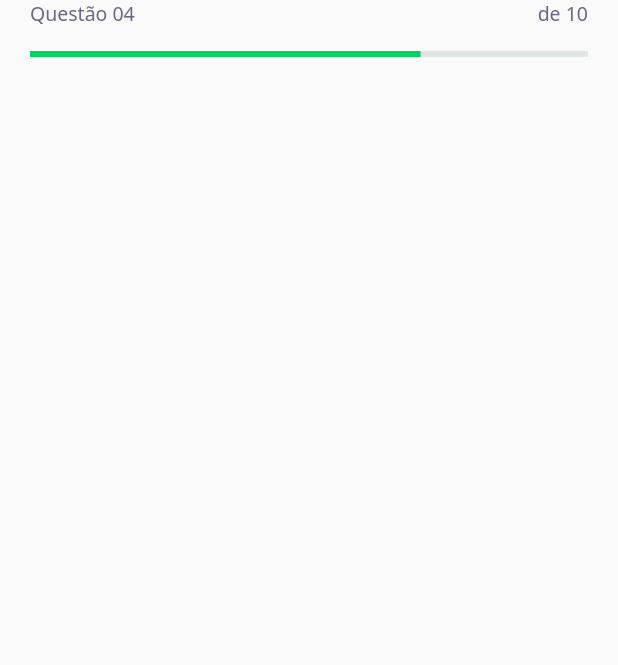
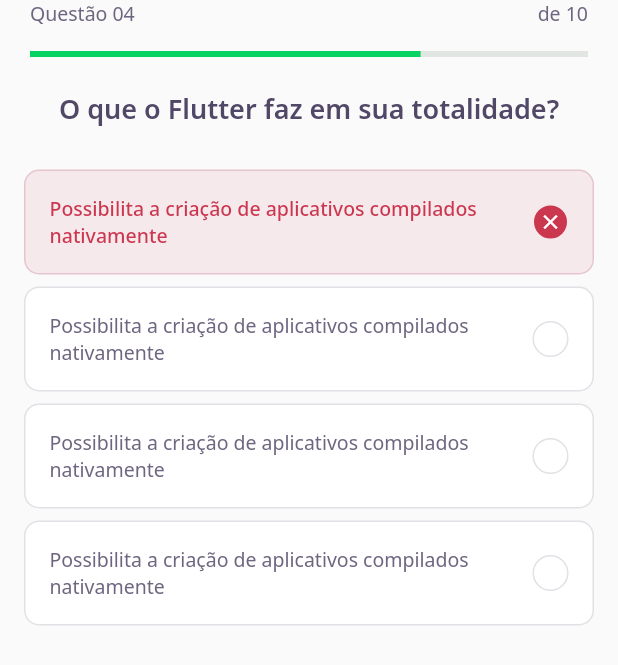
Before and after one commit to HERuppel/nlw5-flutter, a Flutter app: the screen it shows after launch, on a phone screen of 412 x 824 dp. Shown: the top 665 px of the screen. Run offline on Flutter 3.47's test engine with Material 2 defaults, Android fonts, the light colour scheme and no system bars; our stand-ins replace google_fonts.

Commit message:
feat(quiz): quiz widget to challenge page

```diff
--- a/lib/challenge/challenge_page.dart
+++ b/lib/challenge/challenge_page.dart
@@ -1,5 +1,6 @@
 import 'package:flutter/material.dart';
 import 'package:nlw5/challenge/widgets/question_indicator/question_indicator_widget.dart';
+import 'package:nlw5/challenge/widgets/quiz/quiz_widget.dart';
 
 class ChallengePage extends StatefulWidget {
   ChallengePage({Key? key}) : super(key: key);
@@ -12,10 +13,10 @@
   @override
   Widget build(BuildContext context) {
     return Scaffold(
-      appBar: PreferredSize(
-        preferredSize: Size.fromHeight(60),
-        child: SafeArea(top: true, child: QuestionIndicatorWidget()),
-      ),
-    );
+        appBar: PreferredSize(
+          preferredSize: Size.fromHeight(60),
+          child: SafeArea(top: true, child: QuestionIndicatorWidget()),
+        ),
+        body: QuizWidget(title: 'O que o Flutter faz em sua totalidade?'));
   }
 }
--- /dev/null
+++ b/lib/challenge/widgets/answer/answer_widget.dart
@@ -0,0 +1,72 @@
+import 'package:flutter/material.dart';
+import 'package:nlw5/core/app_colors.dart';
+import 'package:nlw5/core/app_text_styles.dart';
+
+class AnswerWidget extends StatelessWidget {
+  final String title;
+  final bool isRight;
+  final bool isSelected;
+  const AnswerWidget(
+      {Key? key,
+      required this.title,
+      this.isRight = false,
+      this.isSelected = false})
+      : super(key: key);
+
+  Color get _selectedColorRight =>
+      isRight ? AppColors.darkGreen : AppColors.darkRed;
+
+  Color get _selectedBorderRight =>
+      isRight ? AppColors.lightGreen : AppColors.lightRed;
+
+  Color get _selectedColorCardRight =>
+      isRight ? AppColors.lightGreen : AppColors.lightRed;
+
+  Color get _selectedBorderCardRight =>
+      isRight ? AppColors.green : AppColors.red;
+
+  TextStyle get _selectedTextStyleRight =>
+      isRight ? AppTextStyles.bodyDarkGreen : AppTextStyles.bodyDarkRed;
+
+  IconData get _selectedIconRight => isRight ? Icons.check : Icons.close;
+
+  @override
+  Widget build(BuildContext context) {
+    return Padding(
+      padding: const EdgeInsets.symmetric(horizontal: 16, vertical: 4),
+      child: Container(
+          padding: EdgeInsets.all(16),
+          decoration: BoxDecoration(
+              color: isSelected ? _selectedColorCardRight : AppColors.white,
+              borderRadius: BorderRadius.circular(10),
+              border: Border.fromBorderSide(BorderSide(
+                  color: isSelected
+                      ? _selectedBorderCardRight
+                      : AppColors.border))),
+          child: Row(
+            mainAxisAlignment: MainAxisAlignment.spaceBetween,
+            children: [
+              Expanded(
+                  child: Text(title,
+                      style: isSelected
+                          ? _selectedTextStyleRight
+                          : AppTextStyles.body)),
+              Container(
+                width: 24,
+                height: 24,
+                child: isSelected
+                    ? Icon(_selectedIconRight, size: 16, color: AppColors.white)
+                    : null,
+                decoration: BoxDecoration(
+                    color: isSelected ? _selectedColorRight : AppColors.white,
+                    borderRadius: BorderRadius.circular(500),
+                    border: Border.fromBorderSide(BorderSide(
+                        color: isSelected
+                            ? _selectedBorderRight
+                            : AppColors.border))),
+              )
+            ],
+          )),
+    );
+  }
+}
--- /dev/null
+++ b/lib/challenge/widgets/quiz/quiz_widget.dart
@@ -0,0 +1,33 @@
+import 'package:flutter/cupertino.dart';
+import 'package:nlw5/challenge/widgets/answer/answer_widget.dart';
+import 'package:nlw5/core/app_text_styles.dart';
+
+class QuizWidget extends StatelessWidget {
+  final String title;
+  const QuizWidget({Key? key, required this.title}) : super(key: key);
+
+  @override
+  Widget build(BuildContext context) {
+    return Container(
+        child: Column(
+      children: [
+        Text(title, style: AppTextStyles.heading),
+        SizedBox(height: 24),
+        AnswerWidget(
+            isSelected: true,
+            isRight: false,
+            title:
+                'Possibilita a criação de aplicativos compilados nativamente'),
+        AnswerWidget(
+            title:
+                'Possibilita a criação de aplicativos compilados nativamente'),
+        AnswerWidget(
+            title:
+                'Possibilita a criação de aplicativos compilados nativamente'),
+        AnswerWidget(
+            title:
+                'Possibilita a criação de aplicativos compilados nativamente'),
+      ],
+    ));
+  }
+}
```
